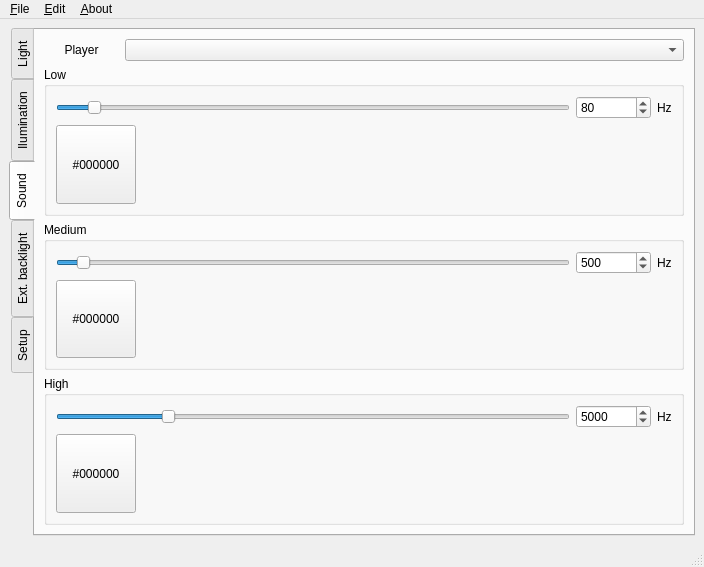
Qt form software/mainwindow.ui (elektro-NIK/P3DA) before a commit.
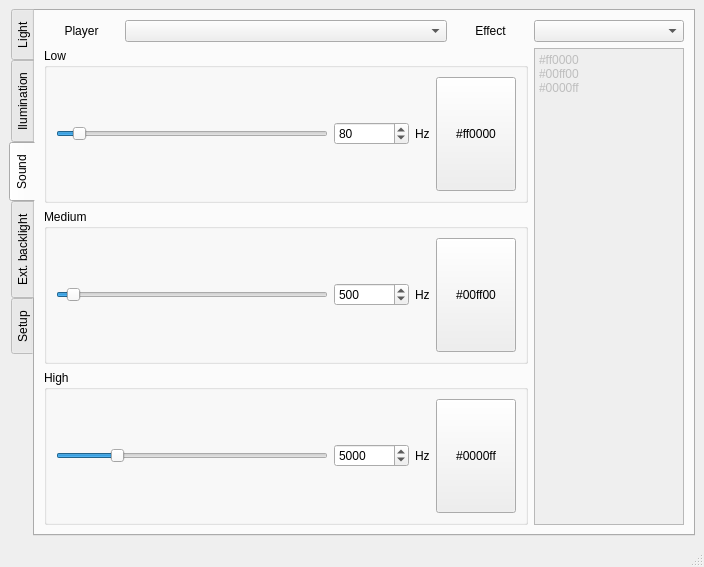
The same form after that commit. The open tabs and pages were chosen to show the change. Icons and pictures are not drawn.

Commit message: Renaming GUI elements

What changed in the file:
```diff
--- a/software/mainwindow.ui
+++ b/software/mainwindow.ui
@@ -15,7 +15,7 @@
   </property>
   <widget class="QWidget" name="centralwidget">
    <layout class="QGridLayout" name="gridLayout">
-    <item row="0" column="0">
+    <item row="0" column="1">
      <widget class="QTabWidget" name="tabWidget">
       <property name="tabPosition">
        <enum>QTabWidget::West</enum>
@@ -940,9 +940,6 @@
         <string>Sound</string>
        </attribute>
        <layout class="QGridLayout" name="gridLayout_15">
-        <item row="0" column="1">
-         <widget class="QComboBox" name="comboBox_6"/>
-        </item>
         <item row="0" column="0">
          <widget class="QLabel" name="label_23">
           <property name="maximumSize">
@@ -959,36 +956,57 @@
           </property>
          </widget>
         </item>
-        <item row="1" column="0" colspan="2">
-         <widget class="QGroupBox" name="groupBox_11">
+        <item row="0" column="1" colspan="3">
+         <widget class="QComboBox" name="comboBox_player"/>
+        </item>
+        <item row="0" column="8">
+         <widget class="QComboBox" name="comboBox_effect_music"/>
+        </item>
+        <item row="1" column="8" rowspan="3">
+         <widget class="QPlainTextEdit" name="plainTextEdit_bitdetector">
+          <property name="enabled">
+           <bool>false</bool>
+          </property>
+          <property name="maximumSize">
+           <size>
+            <width>150</width>
+            <height>16777215</height>
+           </size>
+          </property>
+          <property name="documentTitle">
+           <string/>
+          </property>
+          <property name="plainText">
+           <string>#ff0000
+#00ff00
+#0000ff</string>
+          </property>
+          <property name="backgroundVisible">
+           <bool>false</bool>
+          </property>
+         </widget>
+        </item>
+        <item row="1" column="0" colspan="5">
+         <widget class="QGroupBox" name="groupBox_low">
           <property name="title">
            <string>Low</string>
           </property>
           <layout class="QGridLayout" name="gridLayout_16">
-           <item row="0" column="0">
-            <widget class="QSlider" name="horizontalSlider_7">
-             <property name="minimum">
-              <number>20</number>
+           <item row="0" column="3" rowspan="2">
+            <widget class="QPushButton" name="pushButton_color_low">
+             <property name="sizePolicy">
+              <sizepolicy hsizetype="Fixed" vsizetype="Minimum">
+               <horstretch>0</horstretch>
+               <verstretch>0</verstretch>
+              </sizepolicy>
              </property>
-             <property name="maximum">
-              <number>1000</number>
-             </property>
-             <property name="singleStep">
-              <number>10</number>
-             </property>
-             <property name="pageStep">
-              <number>100</number>
-             </property>
-             <property name="value">
-              <number>80</number>
-             </property>
-             <property name="orientation">
-              <enum>Qt::Horizontal</enum>
+             <property name="text">
+              <string>#ff0000</string>
              </property>
             </widget>
            </item>
-           <item row="0" column="1">
-            <widget class="QSpinBox" name="spinBox_11">
+           <item row="0" column="1" rowspan="2">
+            <widget class="QSpinBox" name="spinBox_freq_low">
              <property name="minimumSize">
               <size>
                <width>75</width>
@@ -1009,59 +1027,59 @@
              </property>
             </widget>
            </item>
-           <item row="0" column="2">
+           <item row="0" column="2" rowspan="2">
             <widget class="QLabel" name="label_24">
              <property name="text">
               <string>Hz</string>
              </property>
             </widget>
            </item>
-           <item row="1" column="0">
-            <widget class="QPushButton" name="pushButton_26">
-             <property name="sizePolicy">
-              <sizepolicy hsizetype="Fixed" vsizetype="Minimum">
-               <horstretch>0</horstretch>
-               <verstretch>0</verstretch>
-              </sizepolicy>
+           <item row="0" column="0" rowspan="2">
+            <widget class="QSlider" name="horizontalSlider_freq_low">
+             <property name="minimum">
+              <number>20</number>
              </property>
-             <property name="text">
-              <string>#000000</string>
+             <property name="maximum">
+              <number>1000</number>
+             </property>
+             <property name="singleStep">
+              <number>10</number>
+             </property>
+             <property name="pageStep">
+              <number>100</number>
+             </property>
+             <property name="value">
+              <number>80</number>
+             </property>
+             <property name="orientation">
+              <enum>Qt::Horizontal</enum>
              </property>
             </widget>
            </item>
           </layout>
          </widget>
         </item>
-        <item row="2" column="0" colspan="2">
-         <widget class="QGroupBox" name="groupBox_12">
+        <item row="2" column="0" colspan="5">
+         <widget class="QGroupBox" name="groupBox_medium">
           <property name="title">
            <string>Medium</string>
           </property>
           <layout class="QGridLayout" name="gridLayout_17">
-           <item row="0" column="0">
-            <widget class="QSlider" name="horizontalSlider_8">
-             <property name="minimum">
-              <number>100</number>
+           <item row="0" column="3" rowspan="2">
+            <widget class="QPushButton" name="pushButton_color_medium">
+             <property name="sizePolicy">
+              <sizepolicy hsizetype="Fixed" vsizetype="Minimum">
+               <horstretch>0</horstretch>
+               <verstretch>0</verstretch>
+              </sizepolicy>
              </property>
-             <property name="maximum">
-              <number>10000</number>
-             </property>
-             <property name="singleStep">
-              <number>100</number>
-             </property>
-             <property name="pageStep">
-              <number>1000</number>
-             </property>
-             <property name="value">
-              <number>500</number>
-             </property>
-             <property name="orientation">
-              <enum>Qt::Horizontal</enum>
+             <property name="text">
+              <string>#00ff00</string>
              </property>
             </widget>
            </item>
-           <item row="0" column="1">
-            <widget class="QSpinBox" name="spinBox_12">
+           <item row="0" column="1" rowspan="2">
+            <widget class="QSpinBox" name="spinBox_freq_medium">
              <property name="minimumSize">
               <size>
                <width>75</width>
@@ -1082,102 +1100,127 @@
              </property>
             </widget>
            </item>
-           <item row="0" column="2">
+           <item row="0" column="2" rowspan="2">
             <widget class="QLabel" name="label_25">
              <property name="text">
               <string>Hz</string>
              </property>
             </widget>
            </item>
-           <item row="1" column="0">
-            <widget class="QPushButton" name="pushButton_27">
-             <property name="sizePolicy">
-              <sizepolicy hsizetype="Fixed" vsizetype="Minimum">
-               <horstretch>0</horstretch>
-               <verstretch>0</verstretch>
-              </sizepolicy>
+           <item row="0" column="0" rowspan="2">
+            <widget class="QSlider" name="horizontalSlider_freq_medium">
+             <property name="minimum">
+              <number>100</number>
              </property>
-             <property name="text">
-              <string>#000000</string>
+             <property name="maximum">
+              <number>10000</number>
+             </property>
+             <property name="singleStep">
+              <number>100</number>
+             </property>
+             <property name="pageStep">
+              <number>1000</number>
+             </property>
+             <property name="value">
+              <number>500</number>
+             </property>
+             <property name="orientation">
+              <enum>Qt::Horizontal</enum>
              </property>
             </widget>
            </item>
           </layout>
          </widget>
         </item>
-        <item row="3" column="0" colspan="2">
-         <widget class="QGroupBox" name="groupBox_13">
+        <item row="3" column="0" colspan="5">
+         <widget class="QGroupBox" name="groupBox_high">
           <property name="title">
            <string>High</string>
           </property>
           <layout class="QGridLayout" name="gridLayout_18">
-           <item row="0" column="0">
-            <widget class="QSlider" name="horizontalSlider_9">
-             <property name="minimum">
-              <number>1000</number>
+           <item row="0" column="3" rowspan="2">
+            <widget class="QPushButton" name="pushButton_color_high">
+             <property name="sizePolicy">
+              <sizepolicy hsizetype="Fixed" vsizetype="Minimum">
+               <horstretch>0</horstretch>
+               <verstretch>0</verstretch>
+              </sizepolicy>
              </property>
-             <property name="maximum">
-              <number>20000</number>
+             <property name="text">
+              <string>#0000ff</string>
              </property>
-             <property name="singleStep">
-              <number>1000</number>
-             </property>
-             <property name="pageStep">
-              <number>5000</number>
-             </property>
-             <property name="value">
-              <number>5000</number>
-             </property>
-             <property name="orientation">
-              <enum>Qt::Horizontal</enum>
-             </property>
             </widget>
            </item>
-           <item row="0" column="1">
-            <widget class="QSpinBox" name="spinBox_13">
-             <property name="minimumSize">
-              <size>
-               <width>75</width>
-               <height>0</height>
-              </size>
-             </property>
-             <property name="minimum">
-              <number>1000</number>
-             </property>
-             <property name="maximum">
-              <number>20000</number>
-             </property>
-             <property name="singleStep">
-              <number>1000</number>
-             </property>
-             <property name="value">
-              <number>5000</number>
-             </property>
-            </widget>
-           </item>
-           <item row="0" column="2">
+           <item row="0" column="2" rowspan="2">
             <widget class="QLabel" name="label_26">
              <property name="text">
               <string>Hz</string>
              </property>
             </widget>
            </item>
-           <item row="1" column="0">
-            <widget class="QPushButton" name="pushButton_28">
-             <property name="sizePolicy">
-              <sizepolicy hsizetype="Fixed" vsizetype="Minimum">
-               <horstretch>0</horstretch>
-               <verstretch>0</verstretch>
-              </sizepolicy>
+           <item row="0" column="1" rowspan="2">
+            <widget class="QSpinBox" name="spinBox_freq_high">
+             <property name="minimumSize">
+              <size>
+               <width>75</width>
+               <height>0</height>
+              </size>
              </property>
-             <property name="text">
-              <string>#000000</string>
+             <property name="minimum">
+              <number>1000</number>
+             </property>
+             <property name="maximum">
+              <number>20000</number>
+             </property>
+             <property name="singleStep">
+              <number>1000</number>
+             </property>
+             <property name="value">
+              <number>5000</number>
+             </property>
+            </widget>
+           </item>
+           <item row="0" column="0" rowspan="2">
+            <widget class="QSlider" name="horizontalSlider_freq_high">
+             <property name="minimum">
+              <number>1000</number>
+             </property>
+             <property name="maximum">
+              <number>20000</number>
+             </property>
+             <property name="singleStep">
+              <number>1000</number>
+             </property>
+             <property name="pageStep">
+              <number>5000</number>
+             </property>
+             <property name="value">
+              <number>5000</number>
+             </property>
+             <property name="orientation">
+              <enum>Qt::Horizontal</enum>
              </property>
             </widget>
            </item>
           </layout>
          </widget>
         </item>
+        <item row="0" column="4">
+         <widget class="QLabel" name="label_41">
+          <property name="maximumSize">
+           <size>
+            <width>75</width>
+            <height>16777215</height>
+           </size>
+          </property>
+          <property name="text">
+           <string>Effect</string>
+          </property>
+          <property name="alignment">
+           <set>Qt::AlignCenter</set>
+          </property>
+         </widget>
+        </item>
        </layout>
       </widget>
       <widget class="QWidget" name="tab_4">
@@ -1665,45 +1708,6 @@
     </item>
    </layout>
   </widget>
-  <widget class="QMenuBar" name="menubar">
-   <property name="geometry">
-    <rect>
-     <x>0</x>
-     <y>0</y>
-     <width>704</width>
-     <height>30</height>
-    </rect>
-   </property>
-   <widget class="QMenu" name="menuFile">
-    <property name="title">
-     <string>&amp;File</string>
-    </property>
-    <addaction name="actionOpen"/>
-    <addaction name="actionSave"/>
-    <addaction name="separator"/>
-    <addaction name="actionExit"/>
-   </widget>
-   <widget class="QMenu" name="menuPreferences">
-    <property name="title">
-     <string>&amp;Edit</string>
-    </property>
-    <addaction name="actionCopy"/>
-    <addaction name="actionPaste"/>
-    <addaction name="actionCut"/>
-    <addaction name="separator"/>
-    <addaction name="actionOptions"/>
-   </widget>
-   <widget class="QMenu" name="menuAbout">
-    <property name="title">
-     <string>&amp;About</string>
-    </property>
-    <addaction name="actionAbout_P3DA"/>
-    <addaction name="actionAbout_Qt"/>
-   </widget>
-   <addaction name="menuFile"/>
-   <addaction name="menuPreferences"/>
-   <addaction name="menuAbout"/>
-  </widget>
   <widget class="QStatusBar" name="statusbar"/>
   <action name="actionAbout_P3DA">
    <property name="text">
```
Left out of the diff: 265 changed lines with no effect on the pictures.
